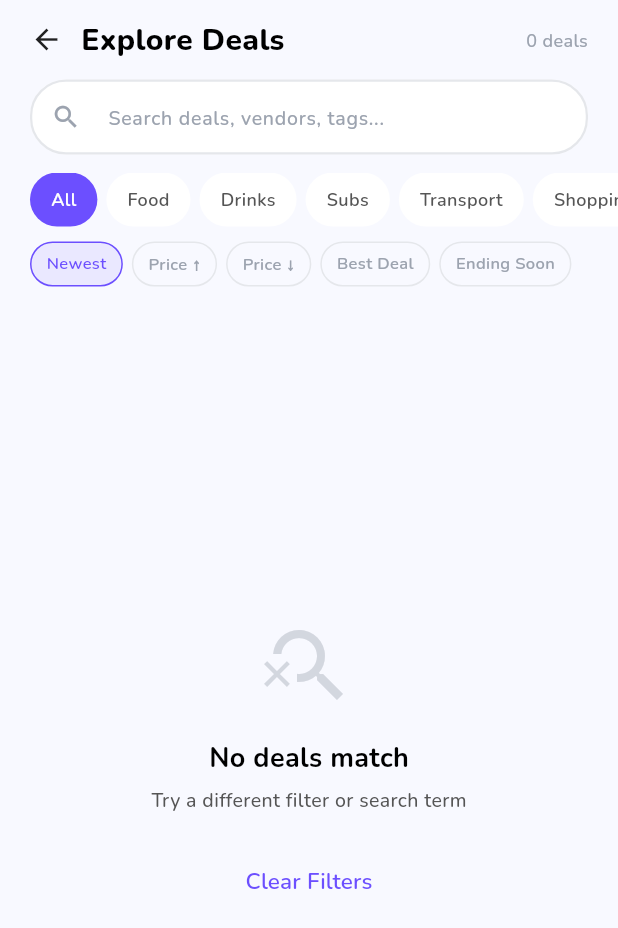
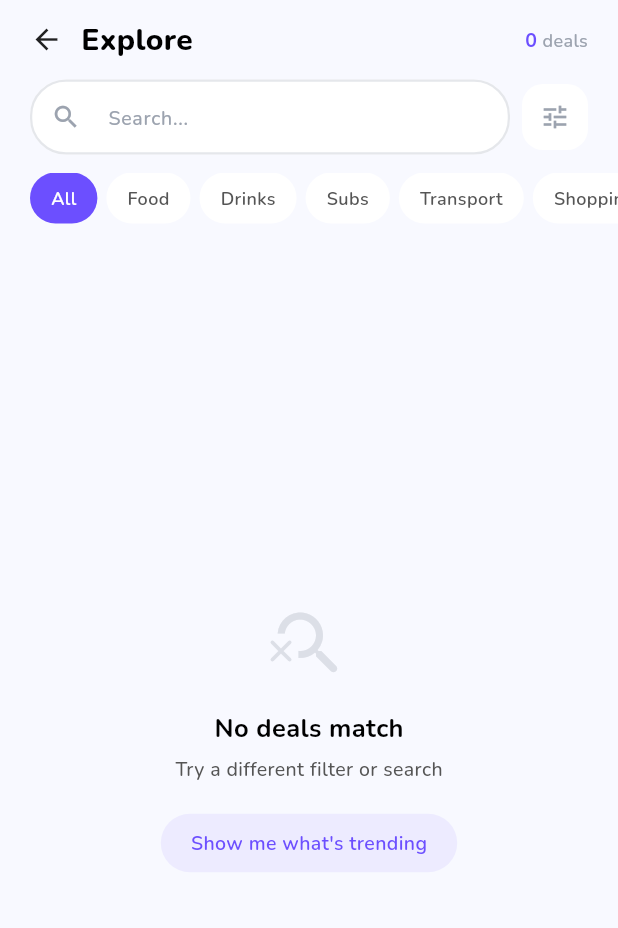
Before and after one commit to fredddyy/buzzpay, a Flutter app: the DealsExploreScreen screen opened by its route, on a phone screen of 412 x 824 dp. Shown: the top 928 px of the screen. Run offline on Flutter 3.47's test engine with Material 3 defaults, Android fonts, the phone set to English and light mode, and no system bars; our stand-ins replace cached_network_image, dio, flutter_riverpod, flutter_svg, go_router, google_fonts and 5 more; missing offline and left inert: mobile_scanner; accounts and stored records are empty; network calls fail.

Commit message:
refactor: clean up Explore screen for soft-minimalist brand
- Hide sort pills behind filter button (tune icon) — tap to show/dismiss
- Frosted glass blur on closed deals instead of dark overlay
- Single discount badge per card (no stacking)
- Stock shown as subtle text "Only X left" instead of red badge
- Typography hierarchy: vendor small/muted, title bold, price hero (16px)
- More rounded cards (18px) with softer shadows
- More grid spacing (12px gaps)
- Empty state: "Show me what's trending" CTA

```diff
--- a/apps/mobile/lib/screens/deals/deals_explore_screen.dart
+++ b/apps/mobile/lib/screens/deals/deals_explore_screen.dart
@@ -1,3 +1,4 @@
+import 'dart:ui';
 import 'package:flutter/material.dart';
 import 'package:flutter_riverpod/flutter_riverpod.dart';
 import 'package:go_router/go_router.dart';
@@ -5,7 +6,6 @@ import 'package:cached_network_image/cached_network_image.dart';
 import '../../core/theme/colors.dart';
 import '../../models/deal.dart';
 import '../../providers/deals_provider.dart';
-import '../../widgets/price_display.dart';
 
 enum SortMode { newest, priceLow, priceHigh, discount, endingSoon }
 
@@ -20,6 +20,7 @@ class DealsExploreScreen extends ConsumerStatefulWidget {
 class _DealsExploreScreenState extends ConsumerState<DealsExploreScreen> {
   String? _category;
   SortMode _sort = SortMode.newest;
+  bool _showSort = false;
   final _searchController = TextEditingController();
   String _search = '';
 
@@ -35,8 +36,8 @@ class _DealsExploreScreenState extends ConsumerState<DealsExploreScreen> {
 
   static const _sortLabels = {
     SortMode.newest: 'Newest',
-    SortMode.priceLow: 'Price ↑',
-    SortMode.priceHigh: 'Price ↓',
+    SortMode.priceLow: 'Price: Low',
+    SortMode.priceHigh: 'Price: High',
     SortMode.discount: 'Best Deal',
     SortMode.endingSoon: 'Ending Soon',
   };
@@ -58,13 +59,7 @@ class _DealsExploreScreenState extends ConsumerState<DealsExploreScreen> {
 
   List<Deal> _filtered(List<Deal> deals) {
     var result = deals.toList();
-
-    // Category
-    if (_category != null) {
-      result = result.where((d) => d.category == _category).toList();
-    }
-
-    // Search
+    if (_category != null) result = result.where((d) => d.category == _category).toList();
     if (_search.isNotEmpty) {
       final q = _search.toLowerCase();
       result = result.where((d) =>
@@ -72,26 +67,13 @@ class _DealsExploreScreenState extends ConsumerState<DealsExploreScreen> {
           d.vendorName.toLowerCase().contains(q) ||
           d.tags.any((t) => t.contains(q))).toList();
     }
-
-    // Sort
     switch (_sort) {
-      case SortMode.newest:
-        result.sort((a, b) => b.startsAt.compareTo(a.startsAt));
-        break;
-      case SortMode.priceLow:
-        result.sort((a, b) => a.studentPrice.compareTo(b.studentPrice));
-        break;
-      case SortMode.priceHigh:
-        result.sort((a, b) => b.studentPrice.compareTo(a.studentPrice));
-        break;
-      case SortMode.discount:
-        result.sort((a, b) => b.discountPercent.compareTo(a.discountPercent));
-        break;
-      case SortMode.endingSoon:
-        result.sort((a, b) => a.minutesRemaining.compareTo(b.minutesRemaining));
-        break;
+      case SortMode.newest: result.sort((a, b) => b.startsAt.compareTo(a.startsAt));
+      case SortMode.priceLow: result.sort((a, b) => a.studentPrice.compareTo(b.studentPrice));
+      case SortMode.priceHigh: result.sort((a, b) => b.studentPrice.compareTo(a.studentPrice));
+      case SortMode.discount: result.sort((a, b) => b.discountPercent.compareTo(a.discountPercent));
+      case SortMode.endingSoon: result.sort((a, b) => a.minutesRemaining.compareTo(b.minutesRemaining));
     }
-
     return result;
   }
 
@@ -99,10 +81,6 @@ class _DealsExploreScreenState extends ConsumerState<DealsExploreScreen> {
   Widget build(BuildContext context) {
     final deals = ref.watch(dealsProvider);
     final filtered = _filtered(deals.deals);
-
-    // Sub-groups
-    final under1500 = filtered.where((d) => d.studentPrice <= 150000).toList();
-    final featured = filtered.where((d) => d.isFeatured).toList();
 
     return Scaffold(
       backgroundColor: AppColors.background,
@@ -119,21 +97,25 @@ class _DealsExploreScreenState extends ConsumerState<DealsExploreScreen> {
                     child: const Icon(Icons.arrow_back, size: 22),
                   ),
                   const SizedBox(width: 12),
-                  const Text('Explore Deals', style: TextStyle(fontSize: 20, fontWeight: FontWeight.w800)),
+                  const Text('Explore', style: TextStyle(fontSize: 20, fontWeight: FontWeight.w800)),
                   const Spacer(),
-                  Text('${filtered.length} deals', style: TextStyle(fontSize: 12, color: AppColors.textTertiary)),
+                  Text('${filtered.length}', style: TextStyle(fontSize: 13, fontWeight: FontWeight.w700, color: AppColors.primary)),
+                  Text(' deals', style: TextStyle(fontSize: 12, color: AppColors.textTertiary)),
                 ],
               ),
             ),
 
-            // ── Search ──
+            // ── Search + Filter button ──
             Padding(
               padding: const EdgeInsets.fromLTRB(20, 12, 20, 0),
+              child: Row(
+                children: [
+                  Expanded(
                     child: TextField(
                       controller: _searchController,
                       onChanged: (v) => setState(() => _search = v),
                       decoration: InputDecoration(
-                  hintText: 'Search deals, vendors, tags...',
+                        hintText: 'Search...',
                         hintStyle: TextStyle(fontSize: 13, color: AppColors.textTertiary),
                         prefixIcon: const Icon(Icons.search, size: 20, color: AppColors.textTertiary),
                         filled: true,
@@ -143,12 +125,28 @@ class _DealsExploreScreenState extends ConsumerState<DealsExploreScreen> {
                       ),
                     ),
                   ),
+                  const SizedBox(width: 8),
+                  GestureDetector(
+                    onTap: () => setState(() => _showSort = !_showSort),
+                    child: Container(
+                      width: 44, height: 44,
+                      decoration: BoxDecoration(
+                        color: _showSort ? AppColors.primary.withValues(alpha: 0.1) : AppColors.card,
+                        borderRadius: BorderRadius.circular(14),
+                        border: Border.all(color: _showSort ? AppColors.primary : Colors.transparent),
+                      ),
+                      child: Icon(Icons.tune, size: 20, color: _showSort ? AppColors.primary : AppColors.textTertiary),
+                    ),
+                  ),
+                ],
+              ),
+            ),
 
             // ── Categories ──
             Padding(
               padding: const EdgeInsets.fromLTRB(0, 12, 0, 0),
               child: SizedBox(
-                height: 36,
+                height: 34,
                 child: ListView.separated(
                   scrollDirection: Axis.horizontal,
                   padding: const EdgeInsets.symmetric(horizontal: 20),
@@ -177,41 +175,33 @@ class _DealsExploreScreenState extends ConsumerState<DealsExploreScreen> {
               ),
             ),
 
-            // ── Sort pills ──
+            // ── Sort dropdown (hidden by default) ──
+            if (_showSort)
               Padding(
-              padding: const EdgeInsets.fromLTRB(0, 10, 0, 8),
-              child: SizedBox(
-                height: 30,
-                child: ListView.separated(
-                  scrollDirection: Axis.horizontal,
-                  padding: const EdgeInsets.symmetric(horizontal: 20),
-                  itemCount: SortMode.values.length,
-                  separatorBuilder: (_, __) => const SizedBox(width: 6),
-                  itemBuilder: (_, i) {
-                    final mode = SortMode.values[i];
+                padding: const EdgeInsets.fromLTRB(20, 8, 20, 0),
+                child: Wrap(
+                  spacing: 6, runSpacing: 6,
+                  children: SortMode.values.map((mode) {
                     final active = mode == _sort;
                     return GestureDetector(
-                      onTap: () => setState(() => _sort = mode),
+                      onTap: () => setState(() { _sort = mode; _showSort = false; }),
                       child: Container(
-                        padding: const EdgeInsets.symmetric(horizontal: 10),
+                        padding: const EdgeInsets.symmetric(horizontal: 12, vertical: 6),
                         decoration: BoxDecoration(
-                          color: active ? AppColors.primary.withValues(alpha: 0.1) : Colors.transparent,
-                          borderRadius: BorderRadius.circular(15),
-                          border: Border.all(
-                            color: active ? AppColors.primary : AppColors.border,
+                          color: active ? AppColors.primary : AppColors.card,
+                          borderRadius: BorderRadius.circular(20),
                         ),
-                        ),
-                        alignment: Alignment.center,
                         child: Text(_sortLabels[mode]!, style: TextStyle(
                           fontSize: 11, fontWeight: FontWeight.w600,
-                          color: active ? AppColors.primary : AppColors.textTertiary,
+                          color: active ? Colors.white : AppColors.textTertiary,
                         )),
                       ),
                     );
-                  },
+                  }).toList(),
                 ),
               ),
-            ),
+
+            const SizedBox(height: 10),
 
             // ── Grid ──
             Expanded(
@@ -223,9 +213,9 @@ class _DealsExploreScreenState extends ConsumerState<DealsExploreScreen> {
                           padding: const EdgeInsets.fromLTRB(20, 4, 20, 80),
                           gridDelegate: const SliverGridDelegateWithFixedCrossAxisCount(
                             crossAxisCount: 2,
-                            crossAxisSpacing: 10,
-                            mainAxisSpacing: 10,
-                            childAspectRatio: 0.72,
+                            crossAxisSpacing: 12,
+                            mainAxisSpacing: 12,
+                            childAspectRatio: 0.68,
                           ),
                           itemCount: filtered.length,
                           itemBuilder: (context, index) => _dealTile(filtered[index]),
@@ -245,81 +235,97 @@ class _DealsExploreScreenState extends ConsumerState<DealsExploreScreen> {
       child: Container(
         decoration: BoxDecoration(
           color: AppColors.card,
-          borderRadius: BorderRadius.circular(16),
-          boxShadow: [BoxShadow(color: Colors.black.withValues(alpha: 0.04), blurRadius: 8, offset: const Offset(0, 2))],
+          borderRadius: BorderRadius.circular(18),
+          boxShadow: [BoxShadow(color: Colors.black.withValues(alpha: 0.03), blurRadius: 10, offset: const Offset(0, 3))],
         ),
         child: Column(
           crossAxisAlignment: CrossAxisAlignment.start,
           children: [
-            // Image
+            // Image with single badge
             Stack(
               children: [
                 ClipRRect(
-                  borderRadius: const BorderRadius.vertical(top: Radius.circular(16)),
+                  borderRadius: const BorderRadius.vertical(top: Radius.circular(18)),
                   child: deal.imageUrl != null
                       ? CachedNetworkImage(
-                          imageUrl: deal.imageUrl!, height: 100, width: double.infinity, fit: BoxFit.cover,
-                          placeholder: (_, __) => Container(height: 100, color: AppColors.background),
-                          errorWidget: (_, __, ___) => Container(height: 100, color: AppColors.background),
+                          imageUrl: deal.imageUrl!, height: 110, width: double.infinity, fit: BoxFit.cover,
+                          placeholder: (_, __) => Container(height: 110, color: AppColors.background),
+                          errorWidget: (_, __, ___) => Container(height: 110, color: AppColors.background),
                         )
-                      : Container(height: 100, color: AppColors.background),
+                      : Container(height: 110, color: AppColors.background,
+                          child: const Center(child: Icon(Icons.restaurant, color: AppColors.textTertiary))),
                 ),
-                // Discount badge
+                // Single discount badge
                 if (deal.discountPercent > 0)
                   Positioned(
                     top: 8, left: 8,
                     child: Container(
-                      padding: const EdgeInsets.symmetric(horizontal: 6, vertical: 3),
-                      decoration: BoxDecoration(color: AppColors.primary, borderRadius: BorderRadius.circular(8)),
+                      padding: const EdgeInsets.symmetric(horizontal: 7, vertical: 3),
+                      decoration: BoxDecoration(color: AppColors.primary, borderRadius: BorderRadius.circular(10)),
                       child: Text('-${deal.discountPercent}%', style: const TextStyle(fontSize: 10, fontWeight: FontWeight.w800, color: Colors.white)),
                     ),
                   ),
-                // Closed overlay
+                // Frosted glass closed overlay
                 if (isClosed)
                   Positioned.fill(
+                    child: ClipRRect(
+                      borderRadius: const BorderRadius.vertical(top: Radius.circular(18)),
+                      child: BackdropFilter(
+                        filter: ImageFilter.blur(sigmaX: 3, sigmaY: 3),
                         child: Container(
+                          color: Colors.white.withValues(alpha: 0.4),
+                          alignment: Alignment.center,
+                          child: Container(
+                            padding: const EdgeInsets.symmetric(horizontal: 10, vertical: 5),
                             decoration: BoxDecoration(
-                        color: Colors.black.withValues(alpha: 0.5),
-                        borderRadius: const BorderRadius.vertical(top: Radius.circular(16)),
+                              color: Colors.white.withValues(alpha: 0.9),
+                              borderRadius: BorderRadius.circular(12),
                             ),
-                      alignment: Alignment.center,
-                      child: Text('Opens at ${deal.vendorOpensAt}', style: const TextStyle(fontSize: 11, fontWeight: FontWeight.w700, color: Colors.white)),
+                            child: Text('Opens at ${deal.vendorOpensAt}',
+                              style: const TextStyle(fontSize: 11, fontWeight: FontWeight.w700, color: AppColors.text)),
                           ),
                         ),
-                // Stock badge
-                if (deal.remainingQty <= 10)
-                  Positioned(
-                    top: 8, right: 8,
-                    child: Container(
-                      padding: const EdgeInsets.symmetric(horizontal: 6, vertical: 3),
-                      decoration: BoxDecoration(color: AppColors.danger, borderRadius: BorderRadius.circular(8)),
-                      child: Text('${deal.remainingQty} left', style: const TextStyle(fontSize: 9, fontWeight: FontWeight.w700, color: Colors.white)),
+                      ),
                     ),
                   ),
               ],
             ),
 
-            // Info
+            // Info — clean hierarchy
             Expanded(
               child: Padding(
-                padding: const EdgeInsets.fromLTRB(10, 8, 10, 8),
+                padding: const EdgeInsets.fromLTRB(12, 10, 12, 10),
                 child: Column(
                   crossAxisAlignment: CrossAxisAlignment.start,
                   children: [
+                    // Vendor name — small, muted
                     Text(deal.vendorName, maxLines: 1, overflow: TextOverflow.ellipsis,
-                      style: TextStyle(fontSize: 10, color: AppColors.textTertiary)),
-                    const SizedBox(height: 2),
+                      style: TextStyle(fontSize: 10, fontWeight: FontWeight.w500, color: AppColors.textTertiary)),
+                    const SizedBox(height: 3),
+                    // Deal name — bold, clear
                     Text(deal.title, maxLines: 2, overflow: TextOverflow.ellipsis,
                       style: const TextStyle(fontSize: 13, fontWeight: FontWeight.w700, height: 1.2)),
                     const Spacer(),
+                    // Price — hero element
                     Row(
+                      crossAxisAlignment: CrossAxisAlignment.end,
                       children: [
                         Text(deal.formattedStudentPrice,
-                          style: TextStyle(fontSize: 14, fontWeight: FontWeight.w800, color: AppColors.primary)),
+                          style: TextStyle(fontSize: 16, fontWeight: FontWeight.w800, color: AppColors.primary)),
                         const SizedBox(width: 4),
-                        Text(deal.formattedOriginalPrice,
+                        Padding(
+                          padding: const EdgeInsets.only(bottom: 1),
+                          child: Text(deal.formattedOriginalPrice,
                             style: TextStyle(fontSize: 10, color: AppColors.textTertiary, decoration: TextDecoration.lineThrough)),
+                        ),
                       ],
+                    ),
+                    // Subtle stock indicator
+                    if (deal.remainingQty <= 10)
+                      Padding(
+                        padding: const EdgeInsets.only(top: 4),
+                        child: Text('Only ${deal.remainingQty} left',
+                          style: TextStyle(fontSize: 10, fontWeight: FontWeight.w600, color: AppColors.danger)),
                       ),
                   ],
                 ),
@@ -338,15 +344,22 @@ class _DealsExploreScreenState extends ConsumerState<DealsExploreScreen> {
         child: Column(
           mainAxisSize: MainAxisSize.min,
           children: [
-            Icon(Icons.search_off, size: 64, color: AppColors.textTertiary.withValues(alpha: 0.4)),
+            Icon(Icons.search_off_rounded, size: 56, color: AppColors.textTertiary.withValues(alpha: 0.3)),
             const SizedBox(height: 16),
-            const Text('No deals match', style: TextStyle(fontSize: 18, fontWeight: FontWeight.w700)),
+            const Text('No deals match', style: TextStyle(fontSize: 17, fontWeight: FontWeight.w700)),
             const SizedBox(height: 6),
-            Text('Try a different filter or search term', style: TextStyle(fontSize: 13, color: AppColors.textSecondary)),
+            Text('Try a different filter or search', style: TextStyle(fontSize: 13, color: AppColors.textSecondary)),
             const SizedBox(height: 20),
-            TextButton(
-              onPressed: () => setState(() { _category = null; _search = ''; _searchController.clear(); _sort = SortMode.newest; }),
-              child: Text('Clear Filters', style: TextStyle(color: AppColors.primary, fontWeight: FontWeight.w600)),
+            GestureDetector(
+              onTap: () => setState(() { _category = null; _search = ''; _searchController.clear(); _sort = SortMode.newest; }),
+              child: Container(
+                padding: const EdgeInsets.symmetric(horizontal: 20, vertical: 10),
+                decoration: BoxDecoration(
+                  color: AppColors.primary.withValues(alpha: 0.08),
+                  borderRadius: BorderRadius.circular(20),
+                ),
+                child: Text('Show me what\'s trending', style: TextStyle(fontSize: 13, fontWeight: FontWeight.w600, color: AppColors.primary)),
+              ),
             ),
           ],
         ),
```
Lines whose indentation alone changed are shown as unchanged.
